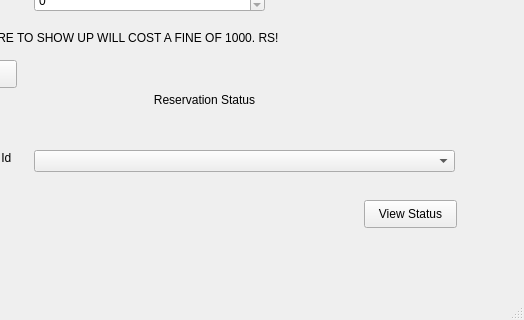
The window that ui_files/Reservation_Form.ui (TahaZahid05/Restaurant-Managment-System) describes before a commit, drawn with Qt 5; both pictures show x 116 to 640 and y 130 to 450 of the 640 by 450 pixel window.
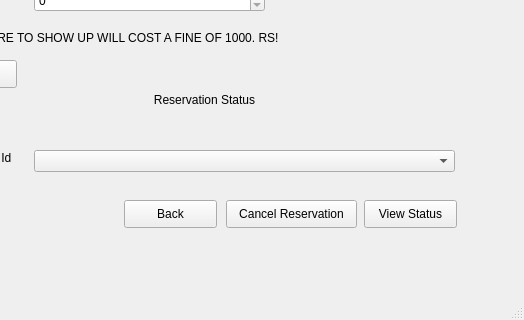
The same window after the commit.

```diff
--- a/ui_files/Reservation_Form.ui
+++ b/ui_files/Reservation_Form.ui
@@ -184,6 +184,32 @@
      </rect>
     </property>
    </widget>
+   <widget class="QPushButton" name="cancelReservationButton">
+    <property name="geometry">
+     <rect>
+      <x>342</x>
+      <y>330</y>
+      <width>131</width>
+      <height>28</height>
+     </rect>
+    </property>
+    <property name="text">
+     <string>Cancel Reservation</string>
+    </property>
+   </widget>
+   <widget class="QPushButton" name="backButton">
+    <property name="geometry">
+     <rect>
+      <x>240</x>
+      <y>330</y>
+      <width>93</width>
+      <height>28</height>
+     </rect>
+    </property>
+    <property name="text">
+     <string>Back</string>
+    </property>
+   </widget>
   </widget>
   <widget class="QMenuBar" name="menubar">
    <property name="geometry">
```
Left out of the diff: 4 changed lines with no effect on the pictures.
